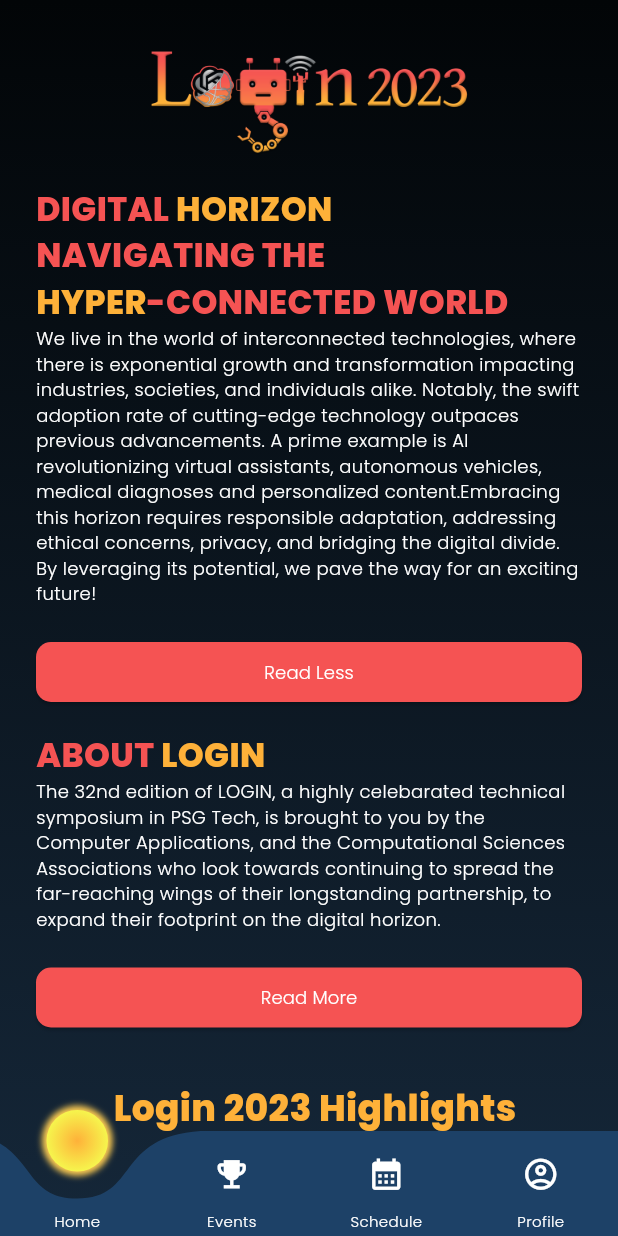
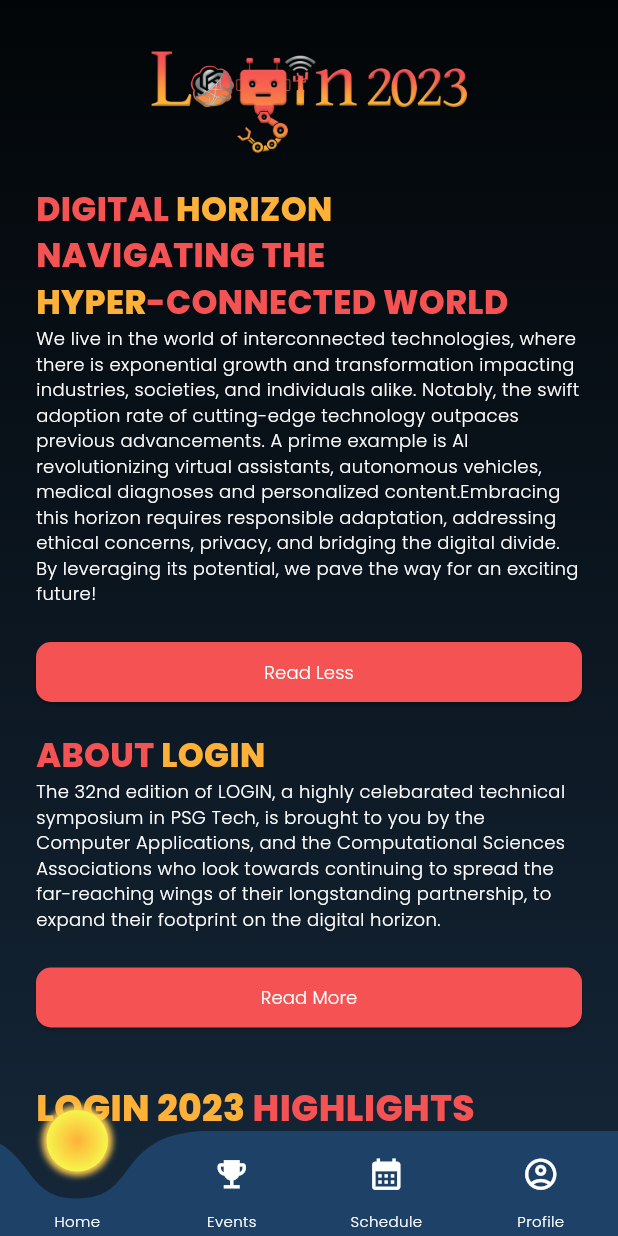
Before and after one commit to LoginPSGTech/Login-App-2023, a Flutter app: the MainPage screen opened by its route, after a tap on "Read More", on a phone screen of 412 x 824 dp. Run offline on Flutter 3.47's test engine with Material 2 defaults, Android fonts, the phone set to English and light mode, and no system bars; drawn by our look-alikes of curved_labeled_navigation_bar; our stand-ins replace awesome_snackbar_content, flutter_easyloading, shared_preferences; accounts and stored records are empty; network calls fail.

Commit message:
change: textual changes

```diff
--- a/lib/pages/events_page.dart
+++ b/lib/pages/events_page.dart
@@ -180,6 +180,8 @@ class _EventsPageState extends State<EventsPage>
   Widget build(BuildContext context) {
     final mcaEvents = Provider.of<AppDataProvider>(context).appData.mcaEvents;
     final mscEvents = Provider.of<AppDataProvider>(context).appData.mscEvents;
+    final allEvents = mscEvents + mcaEvents;
+    allEvents.sort((a, b) => a.eventName.compareTo(b.eventName));
     UserModel user = Provider.of<AppDataProvider>(context).user;
     List<MyEvent> myEvents = getMyEvents(user);
     List<Team> teams = getTeams(user);
@@ -224,7 +226,7 @@ class _EventsPageState extends State<EventsPage>
               child: TabBarView(
             controller: _tabController,
             children: [
-              buildEvents(mscEvents + mcaEvents),
+              buildEvents(allEvents),
               buildMyEvents(myEvents, user.email),
               buildTeams(teams)
             ],
--- a/lib/pages/home_page.dart
+++ b/lib/pages/home_page.dart
@@ -267,21 +267,27 @@ class _HomePageState extends State<HomePage> {
           ),
 
           Container(
-            margin: const EdgeInsets.fromLTRB(24, 16, 16, 24),
+            margin: const EdgeInsets.fromLTRB(24, 16, 16, 0),
             child: const Row(
-                mainAxisAlignment: MainAxisAlignment.center,
+                mainAxisAlignment: MainAxisAlignment.start,
                 children: [
-                  Text("Login 2023 Highlights",
+                  Text("LOGIN 2023 ",
                       style: TextStyle(
                           color: Color(0xffFEB139),
+                          fontWeight: FontWeight.w600,
+                          fontFamily: 'Poppins',
+                          fontSize: 24)),
+                  Text("HIGHLIGHTS",
+                      style: TextStyle(
+                          color: Color(0xffF55353),
                           fontWeight: FontWeight.w600,
                           fontFamily: 'Poppins',
                           fontSize: 24)),
                 ]),
           ),
           //events
-          Padding(
-            padding: const EdgeInsets.all(8),
+          Container(
+            margin: const EdgeInsets.fromLTRB(8, 0, 8, 24),
             child: Flex(direction: Axis.horizontal, children: <Widget>[
               const Flexible(
                   flex: 1,
@@ -290,7 +296,7 @@ class _HomePageState extends State<HomePage> {
                       child: Text(
                         "EVENTS",
                         style: TextStyle(
-                          color: Colors.redAccent,
+                          color: Color(0xffF55353),
                         ),
                       ))),
               Flexible(
@@ -343,8 +349,8 @@ class _HomePageState extends State<HomePage> {
             ]),
           ),
           //programs
-          Padding(
-            padding: const EdgeInsets.all(8),
+          Container(
+            margin: const EdgeInsets.fromLTRB(8, 0, 8, 24),
             child: Flex(direction: Axis.horizontal, children: <Widget>[
               Flexible(
                 flex: 11,
@@ -406,14 +412,14 @@ class _HomePageState extends State<HomePage> {
                       child: Text(
                         "PROGRAMS",
                         style: TextStyle(
-                          color: Colors.redAccent,
+                          color: const Color(0xffF55353),
                         ),
                       ))),
             ]),
           ),
           //Sponsors
-          Padding(
-            padding: const EdgeInsets.all(8),
+          Container(
+            margin: const EdgeInsets.fromLTRB(8, 0, 8, 24),
             child: Flex(direction: Axis.horizontal, children: <Widget>[
               const Flexible(
                   flex: 1,
@@ -422,7 +428,7 @@ class _HomePageState extends State<HomePage> {
                       child: Text(
                         "SPONSORS",
                         style: TextStyle(
-                          color: Colors.redAccent,
+                          color: Color(0xffF55353),
                         ),
                       ))),
               Flexible(
@@ -457,13 +463,19 @@ class _HomePageState extends State<HomePage> {
             ]),
           ),
           Container(
-            margin: const EdgeInsets.fromLTRB(24, 16, 24, 16),
+            margin: const EdgeInsets.fromLTRB(24, 16, 24, 0),
             child: const Row(
-                mainAxisAlignment: MainAxisAlignment.center,
+                mainAxisAlignment: MainAxisAlignment.start,
                 children: [
-                  Text("PSG Tech Campus Map",
+                  Text("PSG TECH ",
                       style: TextStyle(
                           color: Color(0xffFEB139),
+                          fontWeight: FontWeight.w600,
+                          fontFamily: 'Poppins',
+                          fontSize: 24)),
+                  Text("CAMPUS MAP",
+                      style: TextStyle(
+                          color: Color(0xffF55353),
                           fontWeight: FontWeight.w600,
                           fontFamily: 'Poppins',
                           fontSize: 24)),
--- a/lib/pages/schedule_page.dart
+++ b/lib/pages/schedule_page.dart
@@ -49,7 +49,8 @@ class _SchedulePageState extends State<SchedulePage> {
                     child: Row(
                       children: [
                         const Icon(size: 16, Icons.place, color: Colors.white70),
-                        Container(
+                        Expanded(
+                          child: Container(
                             margin: const EdgeInsets.only(left: 4),
                             child: Text(
                               eventsSchedule[index].venue,
@@ -58,6 +59,7 @@ class _SchedulePageState extends State<SchedulePage> {
                                 fontSize: 12,
                                 fontFamily: 'Poppins',
                                 fontWeight: FontWeight.bold,
+                              ),
                             ),
                           ),
                         ),
--- a/lib/widgets/event_card_widget.dart
+++ b/lib/widgets/event_card_widget.dart
@@ -108,7 +108,7 @@ class EventCardWidget extends StatelessWidget {
                       children: [
                         Container(
                           margin: const EdgeInsets.only(top: 16),
-                          child: isOffline
+                          child: !isOffline
                               ? Container(
                                   padding: const EdgeInsets.all(8),
                                   decoration: BoxDecoration(
```
Also changed, not shown: assets/json/LoginApp.json (+5 -5 lines). Lines whose indentation alone changed are shown as unchanged.
